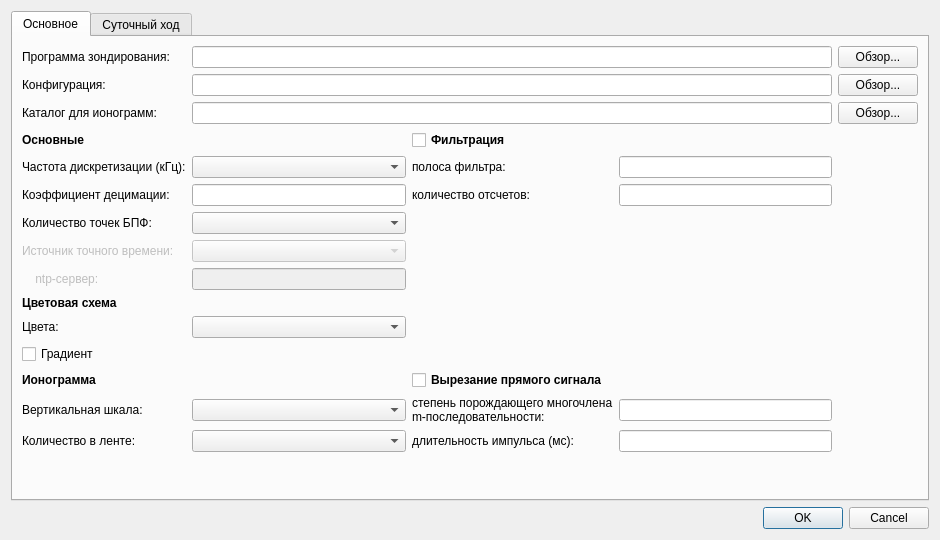
Before: the Qt Designer form src/parametersdialog.ui in nikita-konkin/ionozond, drawn with Qt 5.
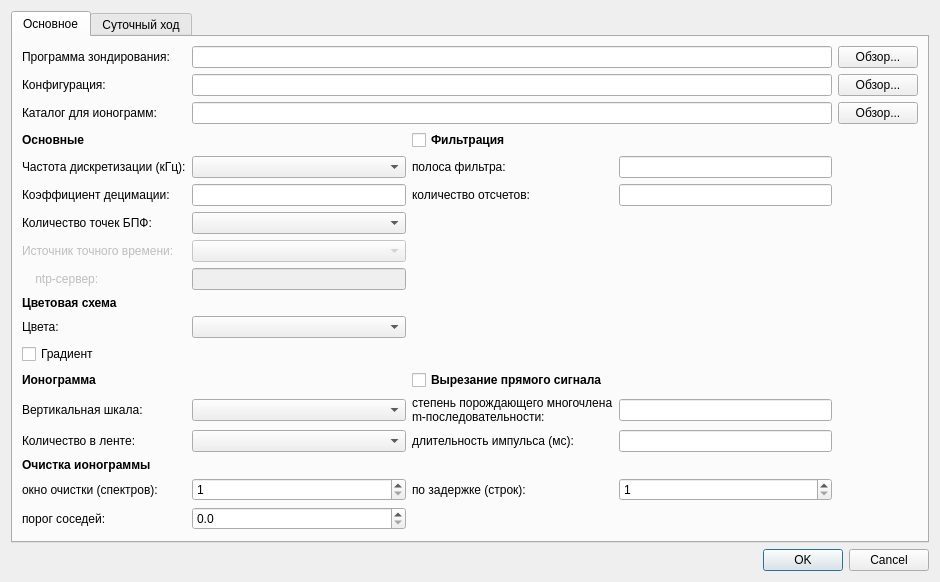
After: the same form once the commit is applied. Icons and pictures are not drawn. Custom widgets are drawn as their Qt base class.

Commit message: Add whitening, and expose the speckle filter in the parameters dialog

```diff
--- a/src/parametersdialog.ui
+++ b/src/parametersdialog.ui
@@ -104,7 +104,37 @@
         <property name="text"><string>длительность импульса (мс):</string></property></widget></item>
        <item row="14" column="3"><widget class="QLineEdit" name="edtImpulseLength"/></item>
 
-       <item row="15" column="0" colspan="5">
+       <item row="15" column="0"><widget class="QLabel" name="lblObjFilter">
+        <property name="text"><string>&lt;b&gt;Очистка ионограммы&lt;/b&gt;</string></property>
+        <property name="toolTip"><string>Точка сохраняется, только если внутри окна вокруг неё
+светится не меньше заданного числа соседей. Больше порог -- чище фон,
+но слабый след пропадает вместе с помехой.</string></property></widget></item>
+
+       <item row="16" column="0"><widget class="QLabel" name="lblObjSizeH">
+        <property name="text"><string>окно очистки (спектров):</string></property></widget></item>
+       <item row="16" column="1"><widget class="QSpinBox" name="spbObjSizeH">
+        <property name="minimum"><number>1</number></property>
+        <property name="maximum"><number>51</number></property>
+        <property name="singleStep"><number>2</number></property></widget></item>
+       <item row="16" column="2"><widget class="QLabel" name="lblObjSizeV">
+        <property name="text"><string>по задержке (строк):</string></property></widget></item>
+       <item row="16" column="3"><widget class="QSpinBox" name="spbObjSizeV">
+        <property name="minimum"><number>1</number></property>
+        <property name="maximum"><number>51</number></property>
+        <property name="singleStep"><number>2</number></property></widget></item>
+
+       <item row="17" column="0"><widget class="QLabel" name="lblObjLevel">
+        <property name="text"><string>порог соседей:</string></property></widget></item>
+       <item row="17" column="1"><widget class="QDoubleSpinBox" name="spbObjLevel">
+        <property name="decimals"><number>1</number></property>
+        <property name="minimum"><double>0.0</double></property>
+        <property name="maximum"><double>2601.0</double></property>
+        <property name="singleStep"><double>1.0</double></property></widget></item>
+       <item row="17" column="2" colspan="3"><widget class="QLabel" name="lblObjLevelHint">
+        <property name="styleSheet"><string notr="true">color: #808080;</string></property>
+        <property name="text"><string/></property></widget></item>
+
+       <item row="18" column="0" colspan="5">
         <spacer name="vspBase">
          <property name="orientation"><enum>Qt::Vertical</enum></property>
          <property name="sizeHint" stdset="0"><size><width>20</width><height>10</height></size></property>
```
The commit also changes 6 other files.
